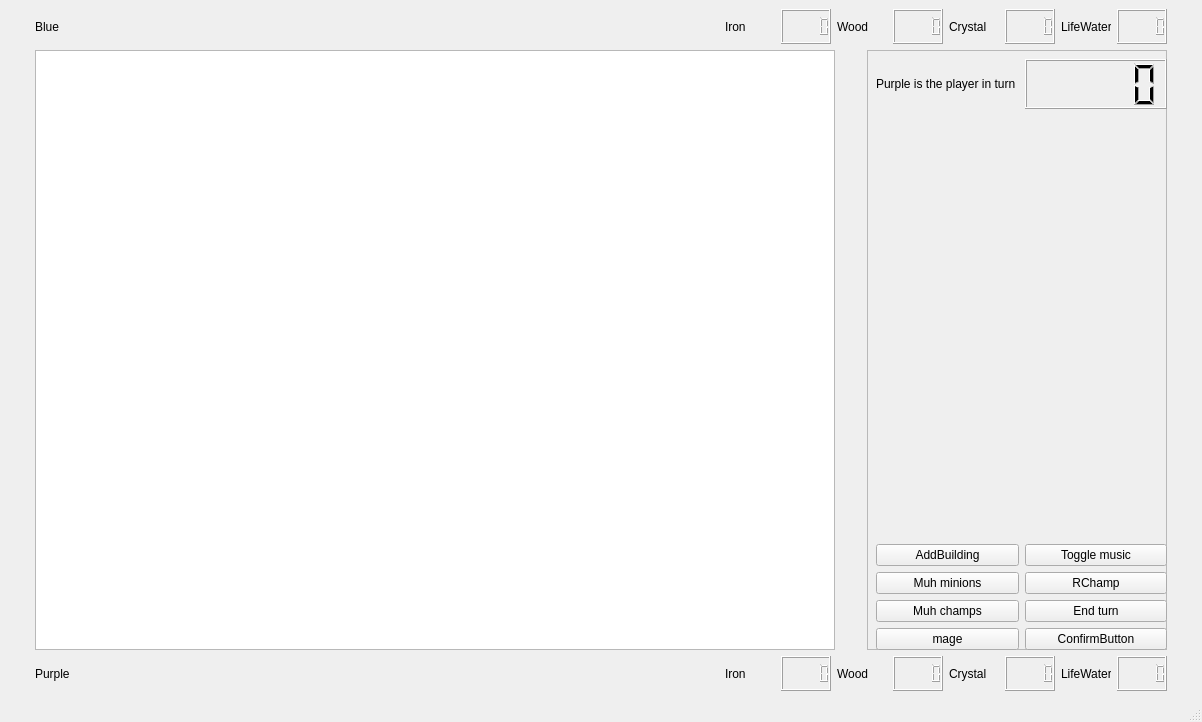
Before: the Qt Designer form Game/mapwindow.ui in Kujanenj/ohjelmointi3, drawn with Qt 5.
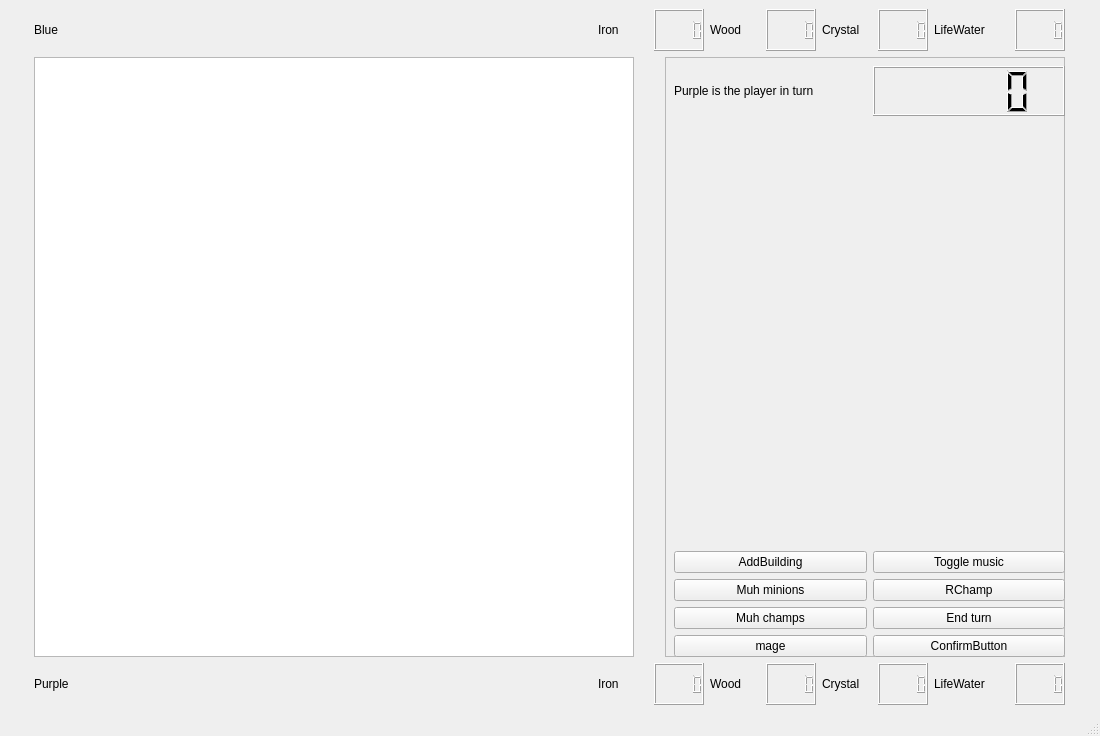
After: the same form once the commit is applied.

What changed in the file:
```diff
--- a/Game/mapwindow.ui
+++ b/Game/mapwindow.ui
@@ -6,14 +6,32 @@
    <rect>
     <x>0</x>
     <y>0</y>
-    <width>1202</width>
-    <height>722</height>
+    <width>1100</width>
+    <height>736</height>
    </rect>
   </property>
+  <property name="minimumSize">
+   <size>
+    <width>1100</width>
+    <height>600</height>
+   </size>
+  </property>
+  <property name="maximumSize">
+   <size>
+    <width>1100</width>
+    <height>736</height>
+   </size>
+  </property>
   <property name="windowTitle">
    <string>MainWindow</string>
   </property>
   <widget class="QWidget" name="centralwidget">
+   <property name="minimumSize">
+    <size>
+     <width>1100</width>
+     <height>0</height>
+    </size>
+   </property>
    <layout class="QGridLayout" name="gridLayout">
     <item row="0" column="0" colspan="2">
      <layout class="QHBoxLayout" name="horizontalLayoutUpper">
@@ -52,6 +70,12 @@
       </item>
       <item>
        <widget class="QLCDNumber" name="blueIronLCD">
+        <property name="sizePolicy">
+         <sizepolicy hsizetype="Fixed" vsizetype="Minimum">
+          <horstretch>0</horstretch>
+          <verstretch>0</verstretch>
+         </sizepolicy>
+        </property>
         <property name="maximumSize">
          <size>
           <width>50</width>
@@ -110,7 +134,7 @@
        <widget class="QLabel" name="blueLifeWaterLabel">
         <property name="maximumSize">
          <size>
-          <width>50</width>
+          <width>75</width>
           <height>16777215</height>
          </size>
         </property>
@@ -226,7 +250,7 @@
        <widget class="QLabel" name="purpleLifeWaterLabel">
         <property name="maximumSize">
          <size>
-          <width>50</width>
+          <width>75</width>
           <height>16777215</height>
          </size>
         </property>
@@ -249,6 +273,12 @@
     </item>
     <item row="1" column="1">
      <widget class="QFrame" name="frame">
+      <property name="minimumSize">
+       <size>
+        <width>400</width>
+        <height>0</height>
+       </size>
+      </property>
       <property name="maximumSize">
        <size>
         <width>300</width>
@@ -266,7 +296,7 @@
         <rect>
          <x>9</x>
          <y>9</y>
-         <width>291</width>
+         <width>391</width>
          <height>591</height>
         </rect>
        </property>
@@ -389,7 +419,7 @@
       </property>
       <property name="maximumSize">
        <size>
-        <width>800</width>
+        <width>600</width>
         <height>1000</height>
        </size>
       </property>
```
Left out of the diff: 4 changed lines with no effect on the pictures.
